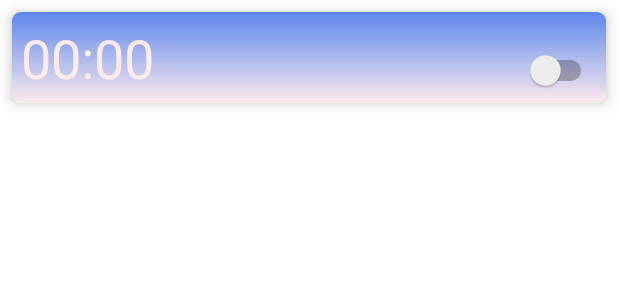
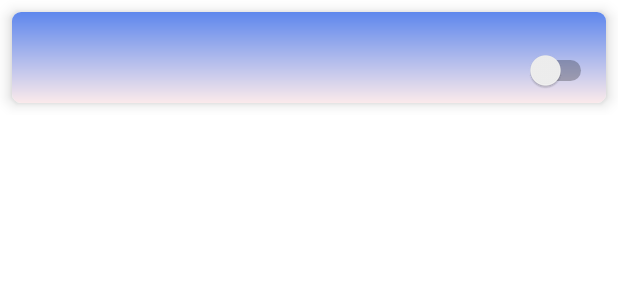
Before and after one commit to inhohyun/alarm-call, an Android app: the layout alarm_item.xml on its own in the app's theme, with its tools: preview values and no code run, on a phone screen of 412 x 824 dp. Shown: the top 300 px of the screen. Run offline under Robolectric (Android 15) with nearby library versions, the phone set to English and light mode, and no system bars.

Commit message:
파일 수정

```diff
--- a/app/build.gradle
+++ b/app/build.gradle
@@ -41,9 +41,11 @@ dependencies {
     implementation 'com.google.android.material:material:1.7.0'
     implementation 'androidx.constraintlayout:constraintlayout:2.1.4'
     implementation 'androidx.room:room-runtime:2.4.3' //androidx의 room 라이브러리를 추가, main에서 room->add dependency로 추가
+    implementation 'androidx.work:work-runtime:2.7.1'
     testImplementation 'junit:junit:4.13.2'
     androidTestImplementation 'androidx.test.ext:junit:1.1.4'
     androidTestImplementation 'androidx.test.espresso:espresso-core:3.5.0'
     annotationProcessor 'androidx.room:room-compiler:2.4.3'
 
+
 }
--- a/app/src/main/res/layout/alarm_item.xml
+++ b/app/src/main/res/layout/alarm_item.xml
@@ -23,8 +23,8 @@
                 android:id="@+id/alarm_time"
                 android:layout_width="wrap_content"
                 android:layout_height="wrap_content"
-                android:text="00:00"
                 android:textColor="#fbeaeb"
+
                 android:textStyle="normal"
                 android:textSize="36sp"/>
 
```
